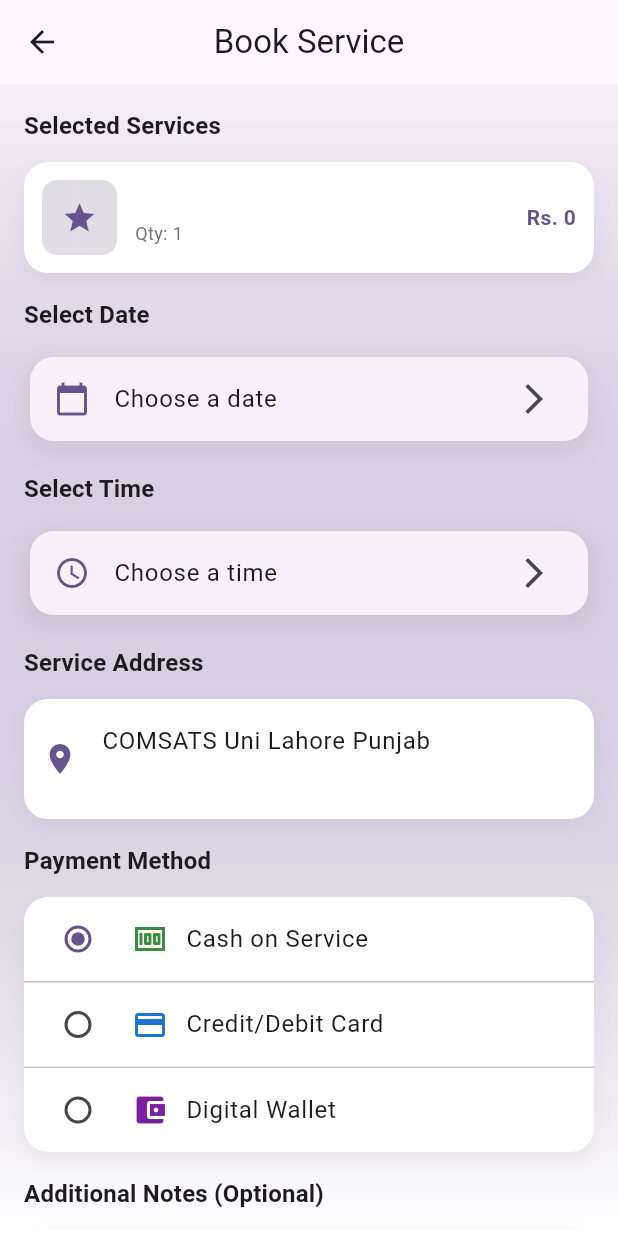
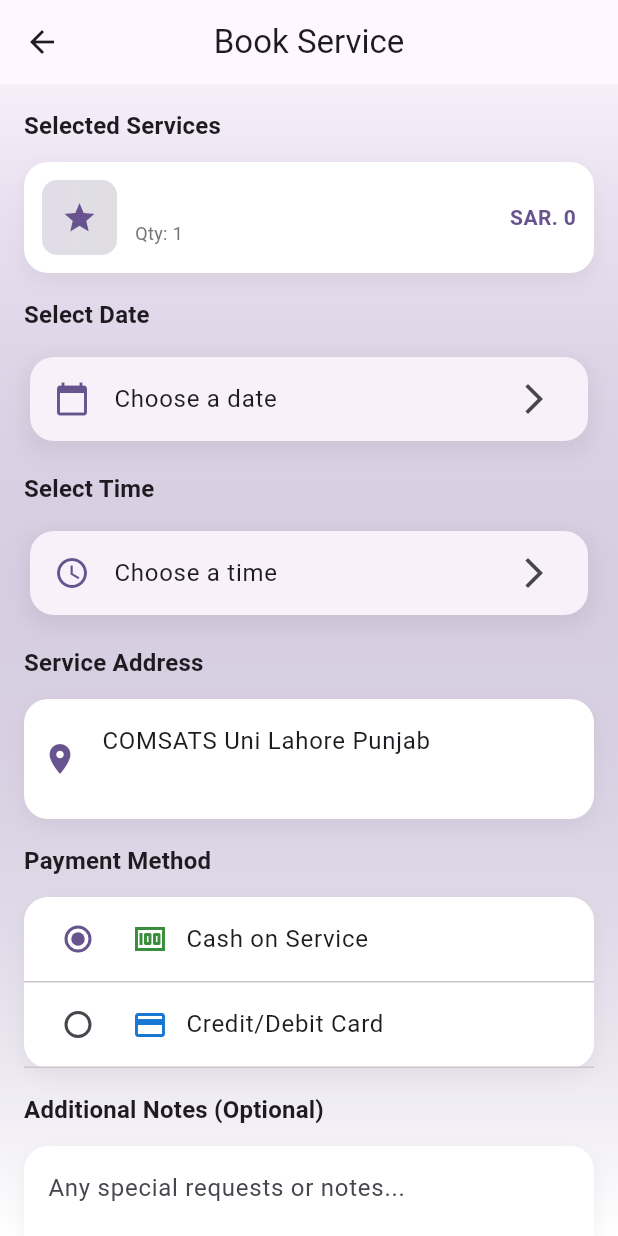
Before and after one commit to UswaMuhammadii/Aidea-App, a Flutter app: the ServiceCheckoutScreen screen opened directly with empty values, on a phone screen of 412 x 824 dp. Run offline on Flutter 3.47's test engine with Material 3 defaults, Android fonts, the light colour scheme and no system bars; accounts and stored records are empty.

Commit message:
initial commit

```diff
--- a/lib/screens/services/service_checkout_screen.dart
+++ b/lib/screens/services/service_checkout_screen.dart
@@ -258,7 +258,7 @@ class _ServiceCheckoutScreenState extends State<ServiceCheckoutScreen> {
                           ),
                         ),
                         Text(
-                          'Rs. ${item.totalPrice.toStringAsFixed(0)}',
+                          'SAR ${item.totalPrice.toStringAsFixed(0)}',
                           style: TextStyle(
                             fontWeight: FontWeight.bold,
                             color: Theme.of(context).colorScheme.primary,
@@ -312,7 +312,7 @@ class _ServiceCheckoutScreenState extends State<ServiceCheckoutScreen> {
                             ),
                           ),
                           Text(
-                            'Rs. ${totalPrice.toStringAsFixed(0)}',
+                            'SAR. ${totalPrice.toStringAsFixed(0)}',
                             style: TextStyle(
                               fontWeight: FontWeight.bold,
                               color: Theme.of(context).colorScheme.primary,
@@ -498,7 +498,7 @@ class _ServiceCheckoutScreenState extends State<ServiceCheckoutScreen> {
                       },
                     ),
                     const Divider(height: 1),
-                    RadioListTile<String>(
+                    /*RadioListTile<String>(
                       title: Row(
                         children: [
                           Icon(Icons.account_balance_wallet, color: Colors.purple.shade700),
@@ -511,7 +511,7 @@ class _ServiceCheckoutScreenState extends State<ServiceCheckoutScreen> {
                       onChanged: (value) {
                         setState(() => _selectedPaymentMethod = value!);
                       },
-                    ),
+                    ),*/
                   ],
                 ),
               ),
@@ -662,7 +662,7 @@ class _ServiceCheckoutScreenState extends State<ServiceCheckoutScreen> {
                             ),
                           ),
                           Text(
-                            'Rs. ${totalPrice.toStringAsFixed(0)}',
+                            'SAR ${totalPrice.toStringAsFixed(0)}',
                             style: Theme.of(context).textTheme.titleMedium?.copyWith(
                               fontWeight: FontWeight.bold,
                               color: Theme.of(context).colorScheme.primary,
--- a/lib/screens/services/service_detail_screen.dart
+++ b/lib/screens/services/service_detail_screen.dart
@@ -291,7 +291,7 @@ class _ServiceDetailScreenState extends State<ServiceDetailScreen> with TickerPr
                                 borderRadius: BorderRadius.circular(12),
                               ),
                               child: Text(
-                                'Rs. ${widget.service.price.toStringAsFixed(0)}',
+                                'SAR ${widget.service.price.toStringAsFixed(0)}',
                                 style: const TextStyle(
                                   fontSize: 20,
                                   fontWeight: FontWeight.bold,
```
Also changed, not shown: lib/screens/cart/cart_screen.dart (+19 -43 lines), lib/screens/services/service_listing_screen.dart (indentation only).
